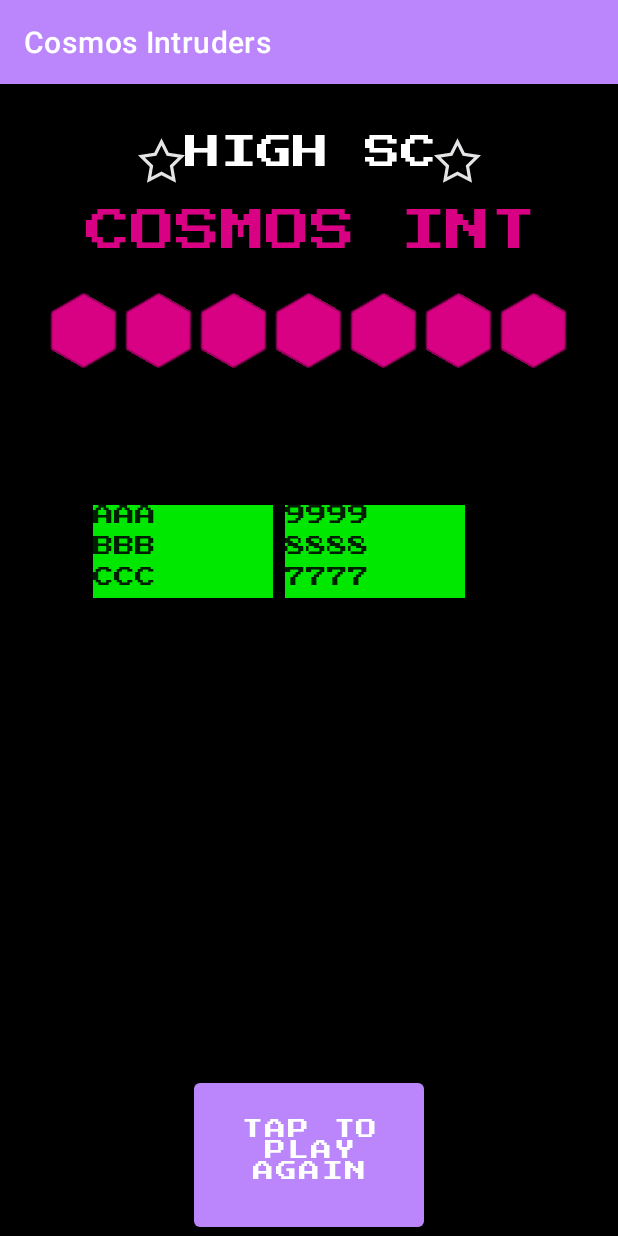
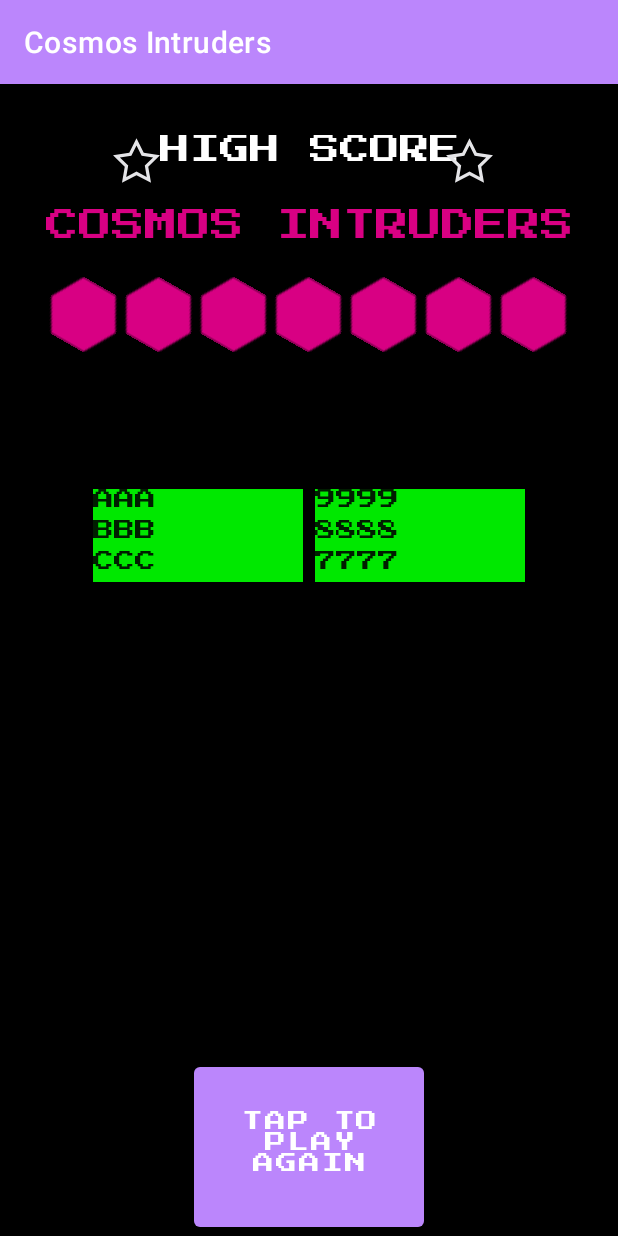
Before and after one commit to TK2B/Cosmos_Intruders, an Android app: the Highscore screen opened directly, with no data from a screen before it, on a phone screen of 412 x 824 dp. Run offline under Robolectric (Android 15) with nearby library versions, the light colour scheme and no system bars; our stand-ins replace Room's generated code.

Commit message:
resize text  fonts

```diff
--- a/app/src/main/res/layout/activity_bevore_you_start.xml
+++ b/app/src/main/res/layout/activity_bevore_you_start.xml
@@ -9,7 +9,7 @@ android:background="#000000">
 
     <TextView
         android:id="@+id/editTextTextPersonName"
-        android:layout_width="wrap_content"
+        android:layout_width="0dp"
         android:layout_height="wrap_content"
         android:layout_marginTop="32dp"
         android:layout_marginBottom="12dp"
@@ -20,7 +20,7 @@ android:background="#000000">
         android:inputType="textPersonName"
         android:text="@string/Projekt_Name_Titel"
         android:textColor="@color/game_pink"
-        android:textSize="28sp"
+        android:textSize="20dp"
         app:layout_constraintBottom_toTopOf="@+id/tableLayout"
         app:layout_constraintEnd_toEndOf="parent"
         app:layout_constraintStart_toStartOf="parent"
--- a/app/src/main/res/layout/activity_highscore.xml
+++ b/app/src/main/res/layout/activity_highscore.xml
@@ -76,7 +76,7 @@
 
     <TextView
         android:id="@+id/editTextTextPersonName2"
-        android:layout_width="wrap_content"
+        android:layout_width="0dp"
         android:layout_height="wrap_content"
         android:layout_marginTop="83dp"
         android:layout_marginBottom="535dp"
@@ -86,7 +86,7 @@
         android:inputType="textPersonName"
         android:text="@string/Projekt_Name_Titel"
         android:textColor="@color/game_pink"
-        android:textSize="30sp"
+        android:textSize="22sp"
         app:layout_constraintBottom_toTopOf="@+id/playAgain"
         app:layout_constraintEnd_toEndOf="parent"
         app:layout_constraintStart_toStartOf="@+id/tableRow"
@@ -94,7 +94,7 @@
 
     <TextView
         android:id="@+id/editTextTextPersonName3"
-        android:layout_width="166dp"
+        android:layout_width="wrap_content"
         android:layout_height="37dp"
         android:layout_marginTop="34dp"
         android:layout_marginBottom="12dp"
@@ -104,7 +104,7 @@
         android:text="HIGH SCORES"
         android:textAlignment="center"
         android:textColor="#FFFFFF"
-        android:textSize="24sp"
+        android:textSize="20sp"
         app:layout_constraintBottom_toTopOf="@+id/editTextTextPersonName2"
         app:layout_constraintEnd_toEndOf="parent"
         app:layout_constraintHorizontal_bias="0.502"
--- a/app/src/main/res/layout/activity_main.xml
+++ b/app/src/main/res/layout/activity_main.xml
@@ -64,7 +64,7 @@
 
     <TextView
         android:id="@+id/editTextTextPersonName5"
-        android:layout_width="wrap_content"
+        android:layout_width="0dp"
         android:layout_height="wrap_content"
         android:layout_marginTop="72dp"
         android:layout_marginBottom="12dp"
@@ -74,7 +74,7 @@
         android:inputType="textPersonName"
         android:text="@string/Projekt_Name_Titel"
         android:textColor="@color/game_pink"
-        android:textSize="28sp"
+        android:textSize="22sp"
         app:layout_constraintBottom_toTopOf="@+id/tableLayout"
         app:layout_constraintEnd_toEndOf="parent"
         app:layout_constraintStart_toStartOf="parent"
--- a/app/src/main/res/layout/recyvlerview_item.xml
+++ b/app/src/main/res/layout/recyvlerview_item.xml
@@ -28,7 +28,7 @@ limitations under the License. -->
     <TextView
         android:id="@+id/player_name"
         style="@style/MaterialAlertDialog.MaterialComponents.Title.Icon"
-        android:layout_width="120dp"
+        android:layout_width="140sp"
         android:layout_height="match_parent"
         android:background="@color/game_green"
         android:fontFamily="@font/press_start_2p" />
@@ -36,7 +36,7 @@ limitations under the License. -->
     <TextView
         android:id="@+id/player_higscore"
         style="@style/MaterialAlertDialog.MaterialComponents.Title.Icon"
-        android:layout_width="120dp"
+        android:layout_width="140sp"
         android:layout_height="match_parent"
         android:background="@color/game_green"
         android:fontFamily="@font/press_start_2p" />
```
